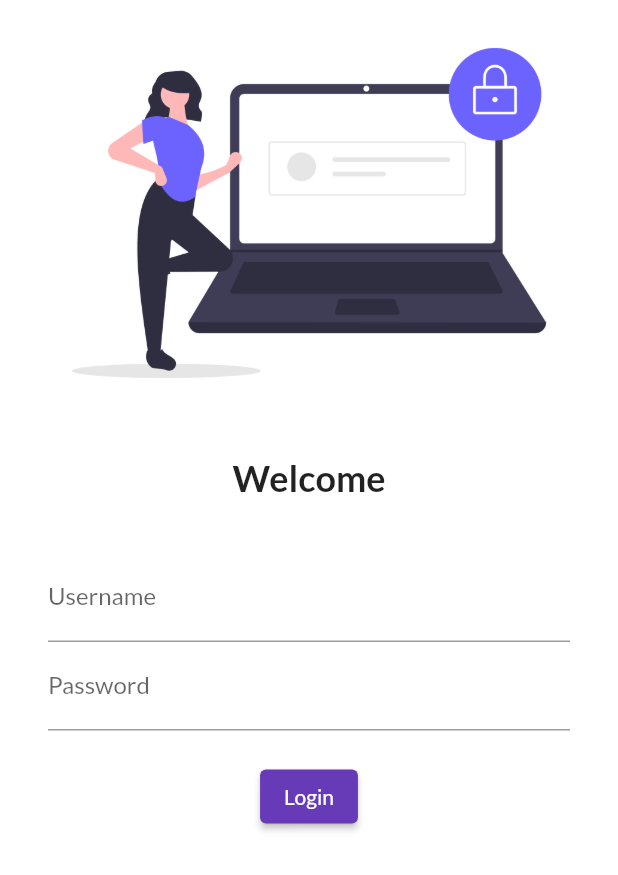
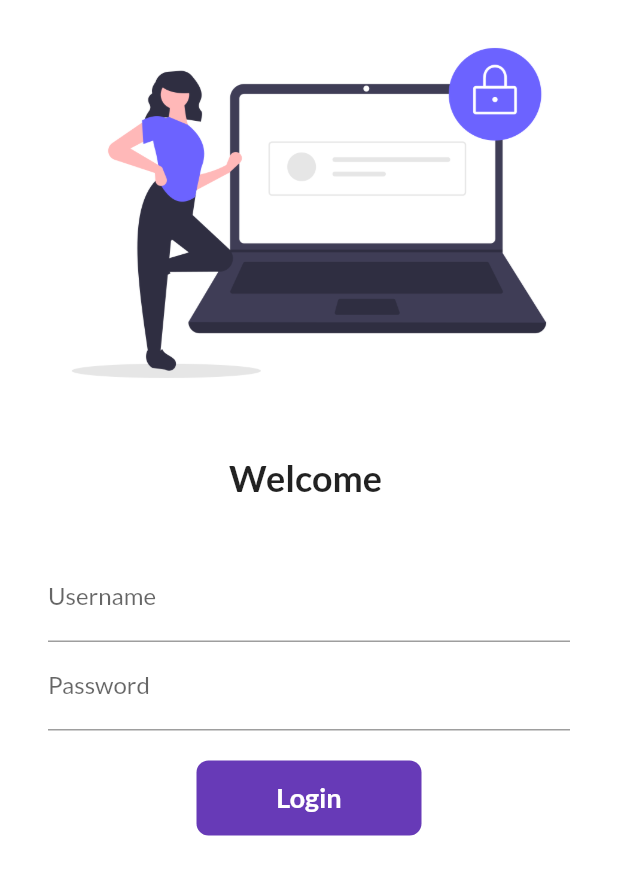
Before and after one commit to ihridoydas/Flutter_practices, a Flutter app: the screen it shows after launch, on a phone screen of 412 x 824 dp. Shown: the top 875 px of the screen. Run offline on Flutter 3.47's test engine with Material 2 defaults, Android fonts, the phone set to English and light mode, and no system bars; our stand-ins replace google_fonts.

Commit message:
Add Animated Login button with delay

```diff
--- a/lib/main.dart
+++ b/lib/main.dart
@@ -1,6 +1,7 @@
 import 'package:flutter/material.dart';
 import 'package:flutter_catelog_demo/pages/home_page.dart';
 import 'package:flutter_catelog_demo/pages/login_page.dart';
+import 'package:flutter_catelog_demo/utils/routes.dart';
 import 'package:google_fonts/google_fonts.dart';
 
 
@@ -25,8 +26,8 @@
       initialRoute: "/",
       routes: {
         "/":(context) => LoginPage(),
-        "/home":(context) => HomePage(),
-        "/login":(context) => LoginPage()
+        Myroutes.homeRoute:(context) => HomePage(),
+        Myroutes.loginRoute:(context) => LoginPage()
       },
     );
   }
--- a/lib/pages/login_page.dart
+++ b/lib/pages/login_page.dart
@@ -1,9 +1,19 @@
 import 'dart:ui';
 import 'package:flutter/material.dart';
+import 'package:flutter_catelog_demo/utils/routes.dart';
 
 
-class LoginPage extends StatelessWidget {
+class LoginPage extends StatefulWidget {
 
+
+  @override
+  State<LoginPage> createState() => _LoginPageState();
+}
+
+class _LoginPageState extends State<LoginPage> {
+
+  String name = "";
+  bool changeButton = false;
 
   @override
   Widget build(BuildContext context) {
@@ -14,7 +24,7 @@
           Image.asset("assets/images/login_image.png",
             fit: BoxFit.cover,),
           SizedBox(height: 20.0,),
-          Text("Welcome",style: TextStyle(
+          Text("Welcome $name",style: TextStyle(
             fontSize: 24,
               fontWeight: FontWeight.bold
           ),
@@ -28,6 +38,14 @@
                   hintText: "Enter UserName",
                   labelText: "Username",
                 ),
+                onChanged: (value){
+                  name = value;
+                  setState(() {
+
+                  });
+
+                },
+
               ),
               TextFormField(
                 obscureText: true,
@@ -38,9 +56,35 @@
               ),
               SizedBox(height: 20.0,
               ),
-              ElevatedButton(child: Text("Login"),onPressed:(){
-                print("Hello Qualias");
-              },)
+
+               InkWell(
+                 onTap:() async{
+                   setState(() {
+                     changeButton= true;
+                   });
+                   await Future.delayed(Duration(seconds: 1));
+                     Navigator.pushNamed(context, Myroutes.homeRoute);
+                 },
+                 child: AnimatedContainer(
+                   duration: Duration(seconds: 1),
+                   width:changeButton?50: 150,
+                   height: 50,
+                   alignment: Alignment.center,
+                   child:changeButton?Icon(Icons.done,color:Colors.white): Text("Login",
+                     style: TextStyle(color: Colors.white,fontWeight: FontWeight.bold,fontSize: 18),
+                   ),
+                   decoration: BoxDecoration(
+                     color: Colors.deepPurple,
+                     borderRadius: BorderRadius.circular(changeButton?50:8)
+
+                   ),
+                 ),
+               )
+
+              // ElevatedButton(child: Text("Login"),
+              //     style: TextButton.styleFrom(minimumSize: Size(150, 40)),onPressed:(){
+              //   Navigator.pushNamed(context, Myroutes.homeRoute);
+              // },)
 
             ],),
           )
--- /dev/null
+++ b/lib/utils/routes.dart
@@ -0,0 +1,6 @@
+class Myroutes{
+
+  static String loginRoute = "/login";
+  static String  homeRoute = "/home";
+
+}
```
